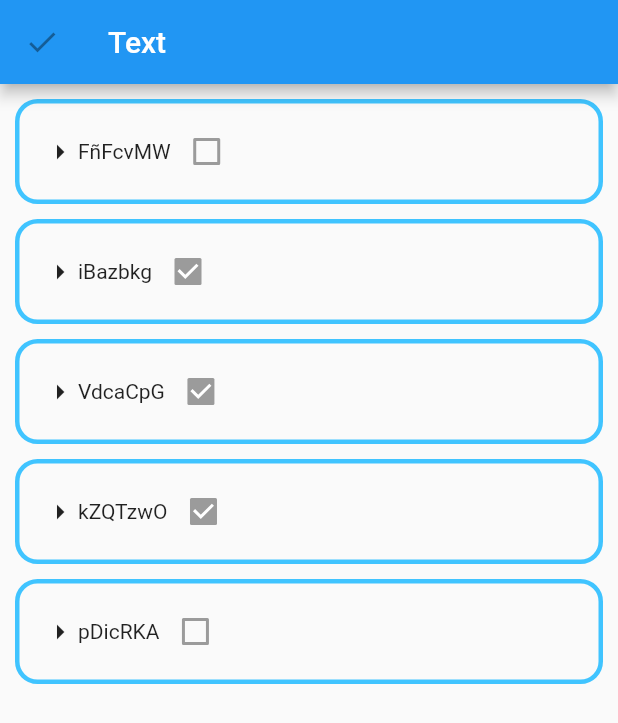
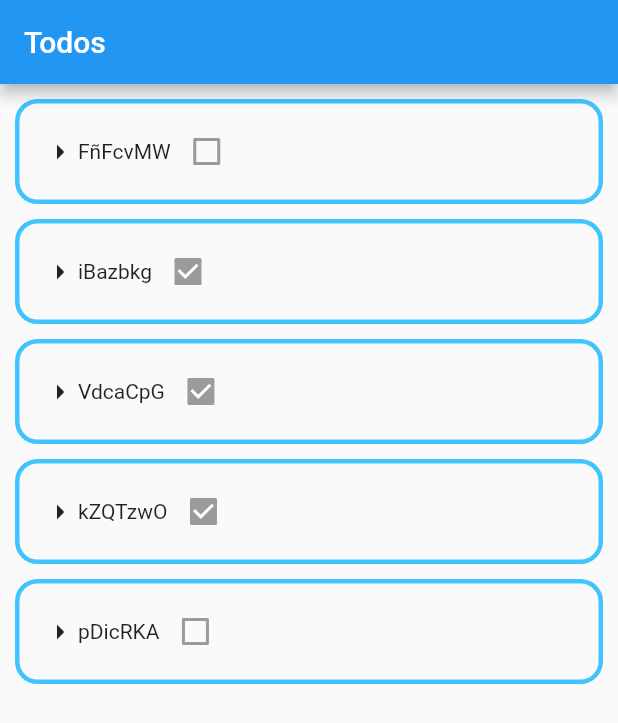
Before and after one commit to Stiven-Gaitan-19/todo_list, a Flutter app: the screen it shows after launch, on a phone screen of 412 x 824 dp. Shown: the top 723 px of the screen. Run offline on Flutter 3.47's test engine with Material 2 defaults, Android fonts, the phone set to English and light mode, and no system bars.

Commit message:
added navigation

```diff
--- a/lib/main.dart
+++ b/lib/main.dart
@@ -7,23 +7,35 @@ void main() {
 }
 
 class MyApp extends StatelessWidget {
-  List<Task> tasks = TaskFactory().generateListTask();
+
 
   // This widget is the root of your application.
   @override
   Widget build(BuildContext context) {
     return MaterialApp(
         title: 'Flutter Demo',
-        home: Scaffold(
+        home: ListView()
+    );
+  }
+}
+
+class ListView extends StatelessWidget{
+    List<Task> tasks = TaskFactory().generateListTask();
+
+    @override
+    Widget build(BuildContext context) {
+      return Scaffold(
             appBar: AppBar(
-                leading:
-                    const IconButton(icon: Icon(Icons.check), onPressed: null),
-                title: const Text("Text")),
+                title: const Text("Todos")),
             body: Container(
               padding: const EdgeInsets.all(10),
               child: Column(
                   children: tasks
-                      .map((task) => Container(
+                      .map((task) => GestureDetector(
+                          onTap: () => {
+                            Navigator.push(context, MaterialPageRoute(builder: (context) => DetailView(task: task)))
+                          },
+                          child: Container(
                             height: 70,
                             margin: const EdgeInsets.only(bottom: 10),
                             padding: const EdgeInsets.only(left: 15, right: 15),
@@ -36,8 +48,30 @@ class MyApp extends StatelessWidget {
                               Text(task.getName()),
                               Checkbox(value: task.getStatus(), onChanged: null)
                             ]),
-                          ))
+                          )))
                       .toList()),
-            )));
-  }
+            ));
+    }
 }
+
+
+class DetailView extends StatelessWidget{
+    const DetailView({super.key, required this.task});
+
+    final Task task;
+
+    @override
+    Widget build(BuildContext context) {
+      return Scaffold(
+        appBar: AppBar(title: Text(task.getName())),
+        body: Center(child:
+          Column(children: [
+            Text(task.getName()),
+            Text(task.getInitialDate()),
+            Text(task.getEndDate()),
+            Text(task.getStatus().toString()),
+          ])
+        )
+      );
+    }
+}
```
Also changed, not shown: pubspec.lock.
